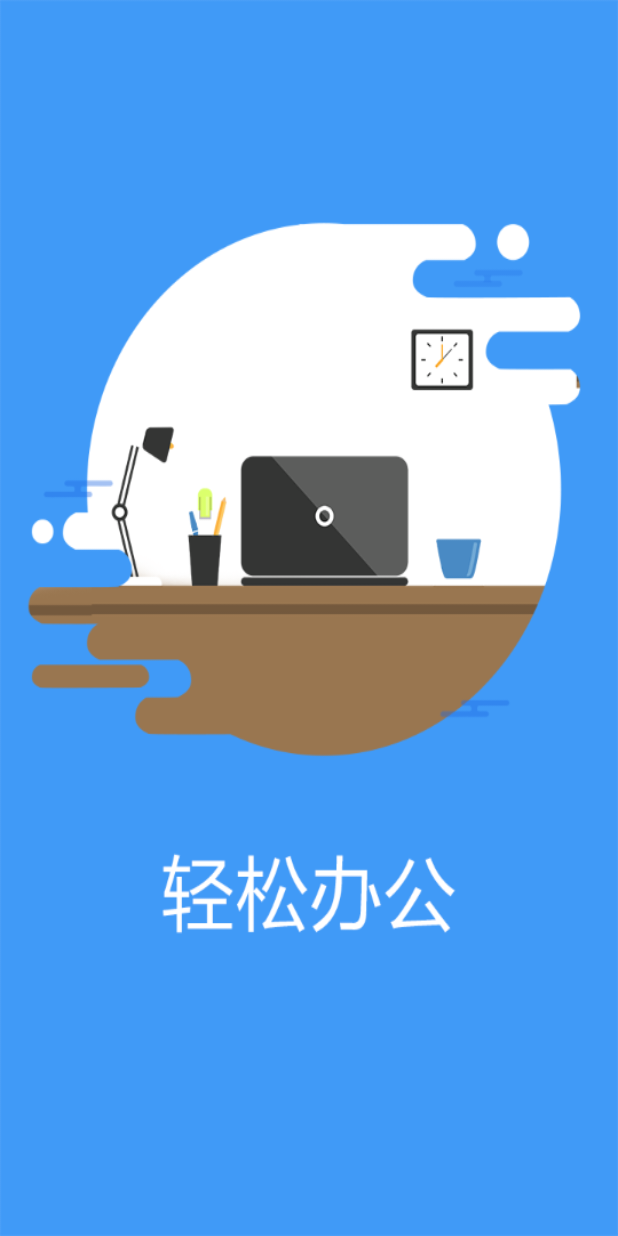
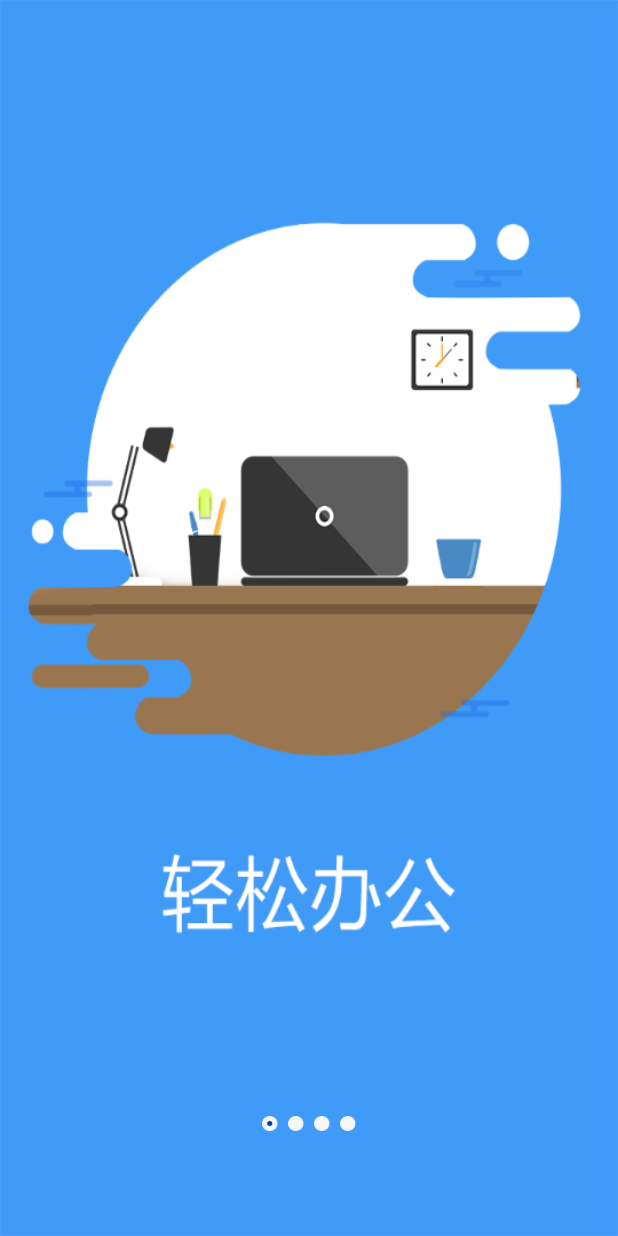
Before and after one commit to m122469119/cwgsapp, an Android app: the screen it shows after launch (GuideActivity), on a phone screen of 412 x 824 dp. Run offline under Robolectric (Android 15) with nearby library versions, the phone set to English and light mode, and no system bars; our stand-ins replace ButterKnife.

Commit message:
修改引导页面不显示point的问题

```diff
--- a/app/src/main/java/com/isoftstone/finance/cwgsapp/activity/GuideActivity.java
+++ b/app/src/main/java/com/isoftstone/finance/cwgsapp/activity/GuideActivity.java
@@ -46,26 +46,32 @@ public class GuideActivity extends AppCompatActivity {
                 GuideActivity.this.finish();
             }
         });
-        ViewGroup viewGroup = (ViewGroup) findViewById(R.id.activity_guide);
+        ViewGroup viewGroup = (ViewGroup) findViewById(R.id.guide_tip);
         this.viewPager = ((ViewPager) findViewById(R.id.guide_vp));
         this.imgidarr = new int[]{R.mipmap.guide1, R.mipmap.guide2, R.mipmap.guide3, R.mipmap.guide4};
         this.iv_tip = new ImageView[this.imgidarr.length];
+        //tip作用是提示当前图片是第几页面，根据图片个数添加tip个数
         for (int i = 0; i < this.iv_tip.length; i++) {
-            ImageView imageView = new ImageView(this);
-            imageView.setLayoutParams(new ViewGroup.LayoutParams(10, 10));
-            imageView.setBackgroundResource(R.mipmap.point);
-            this.iv_tip[i] = imageView;
+            //动态添加tip，第一个tip默认是选中的（使用point图片），其他未选中的（使用nopoint图片）
+            ImageView tipImageView = new ImageView(this);
+            tipImageView.setLayoutParams(new ViewGroup.LayoutParams(10, 10));
+            this.iv_tip[i] = tipImageView;
+            if(i == 0){
+                this.iv_tip[i].setBackgroundResource(R.mipmap.point);
+            }else{
+                this.iv_tip[i].setBackgroundResource(R.mipmap.nopoint);
+            }
+            //每个tip之间的距离是5dp
             LinearLayout.LayoutParams layoutParams = new LinearLayout.LayoutParams(LinearLayout.LayoutParams.WRAP_CONTENT, LinearLayout.LayoutParams.WRAP_CONTENT);
             layoutParams.leftMargin = 5;
             layoutParams.rightMargin = 5;
-//            iv_tip[i].setBackgroundResource(R.mipmap.point);
-            this.viewPager.addView(imageView, layoutParams);
+            viewGroup.addView(tipImageView, layoutParams);
         }
 
         this.iv_imageViews = new ImageView[this.imgidarr.length];
         for (int j = 0; j < this.iv_imageViews.length; j++) {
-            ImageView imageView = new ImageView(this);
-            this.iv_imageViews[j] = imageView;
+            ImageView backGroundImageView = new ImageView(this);
+            this.iv_imageViews[j] = backGroundImageView;
             this.iv_imageViews[j].setBackgroundResource(this.imgidarr[j]);
         }
         this.viewPager.setAdapter(new MyAdapter());
@@ -77,12 +83,12 @@ public class GuideActivity extends AppCompatActivity {
 
             @Override
             public void onPageSelected(int position) {
-                Log.i("test", "onPageSelected: "+position);
                 setTip(position % iv_imageViews.length);
             }
 
             @Override
             public void onPageScrollStateChanged(int state) {
+                //最后一页显示按钮
                 if (mposition == iv_tip.length-1) {
                     btn_in.setVisibility(View.VISIBLE);
                 }else{
```
